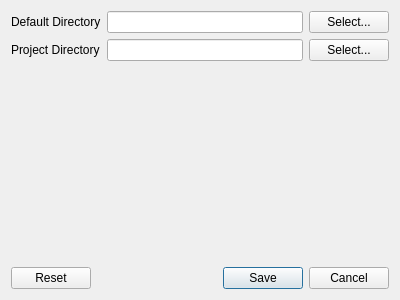
Qt form ui/Ui_Preferences.ui (bbreslauer/PySciPlot) before a commit.
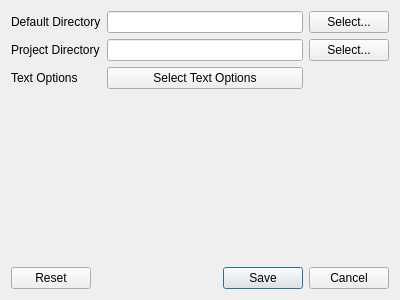
The same form after that commit. Custom widgets are drawn as their Qt base class.

Commit message: Added text options preference, but it is not being used anywhere yet.  Pickling prefs file instead of xml, as it is so much easier and you don't have to worry about different var types.

What changed in the file:
```diff
--- a/ui/Ui_Preferences.ui
+++ b/ui/Ui_Preferences.ui
@@ -68,8 +68,29 @@
      </property>
     </widget>
    </item>
+   <item row="2" column="0">
+    <widget class="QLabel" name="label_3">
+     <property name="text">
+      <string>Text Options</string>
+     </property>
+    </widget>
+   </item>
+   <item row="2" column="1">
+    <widget class="QTextOptionsButton" name="textOptions">
+     <property name="text">
+      <string>Select Text Options</string>
+     </property>
+    </widget>
+   </item>
   </layout>
  </widget>
+ <customwidgets>
+  <customwidget>
+   <class>QTextOptionsButton</class>
+   <extends>QPushButton</extends>
+   <header>gui/QTextOptionsButton</header>
+  </customwidget>
+ </customwidgets>
  <resources/>
  <connections/>
 </ui>
```
The commit also changes 1 other file.
